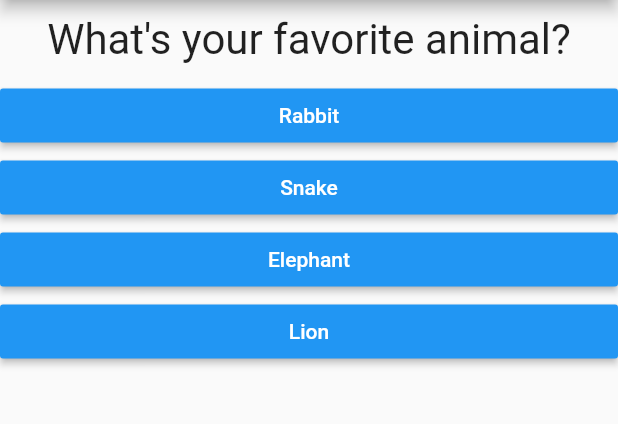
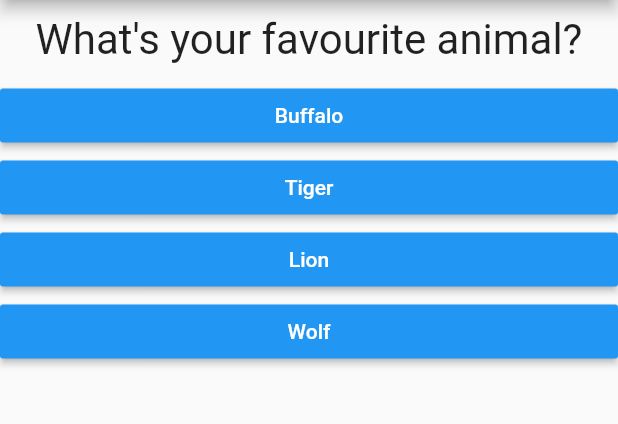
Before and after one commit to shinigamirex888/Quizee, a Flutter app: the screen it shows after launch, after a tap on "Black", on a phone screen of 412 x 824 dp, the part 84-508 px from its top. Run offline on Flutter 3.47's test engine with Material 2 defaults, Android fonts, the phone set to English and light mode, and no system bars.

Commit message:
Score calculation and resetting the quiz

```diff
--- a/lib/main.dart
+++ b/lib/main.dart
@@ -1,9 +1,7 @@
 import 'package:flutter/material.dart';
 
-
- import './quiz.dart';
- import './result.dart';
-
+import './quiz.dart';
+import './result.dart';
 
 // void main() {
 //   runApp(MyApp());
@@ -22,23 +20,48 @@ class MyApp extends StatefulWidget {
 class _MyAppState extends State<MyApp> {
   final _questions = const [
     {
-      'questionText': 'What\'s your favorite color?',
-      'answers': ['Black', 'Red', 'Green', 'White'],
+      'questionText': "What's your favourite color?",
+      'answers': [
+        {"text": "Black", "score": 10},
+        {"text": "Blue", "score": 5},
+        {"text": "Red", "score": 3},
+        {"text": "White", "score": 1},
+      ]
     },
     {
-      'questionText': 'What\'s your favorite animal?',
-      'answers': ['Rabbit', 'Snake', 'Elephant', 'Lion'],
+      'questionText': "What's your favourite animal?",
+      'answers': [
+        {"text": "Buffalo", "score": 10},
+        {"text": "Tiger", "score": 5},
+        {"text": "Lion", "score": 3},
+        {"text": "Wolf", "score": 1},
+      ]
     },
     {
-      'questionText': 'Who\'s your favorite instructor?',
-      'answers': ['Max', 'Max', 'Max', 'Max'],
+      'questionText': "What's your favourite Sport?",
+      'answers': [
+        {"text": "Football", "score": 10},
+        {"text": "Cricket", "score": 5},
+        {"text": "Chess", "score": 3},
+        {"text": "Shooting", "score": 1},
+      ]
     },
   ];
   var _questionIndex = 0;
+  var _totalScore = 0;
 
-  void _answerQuestion() {
+  void _resetQuiz() {
+    setState(() {
+      _questionIndex = 0;
+      _totalScore = 0;
+    });
+  }
+
+
+  void _answerQuestion(int score) {
     // var aBool = true;
     // aBool = false;
+    _totalScore += score;
 
     setState(() {
       _questionIndex = _questionIndex + 1;
@@ -65,11 +88,11 @@ class _MyAppState extends State<MyApp> {
           title: Text('Quizee'),
         ),
         body: _questionIndex < _questions.length
-            ? Quiz(answerQuestion:_answerQuestion,
-            questions: _questions,
-            questionIndex: _questionIndex
-            )
-            :Result() ,
+            ? Quiz(
+                answerQuestion: _answerQuestion,
+                questions: _questions,
+                questionIndex: _questionIndex)
+            : Result(_totalScore,_resetQuiz),
       ),
     );
   }
--- a/lib/quiz.dart
+++ b/lib/quiz.dart
@@ -27,8 +27,8 @@ class Quiz extends StatelessWidget {
         Question(
           questions[questionIndex]['questionText'],
         ),
-        ...(questions[questionIndex]['answers'] as List<String>).map((answer) {
-          return Answer(answerQuestion, answer);
+        ...(questions[questionIndex]['answers'] as List<Map<String,Object>>).map((answer) {
+          return Answer( () =>answerQuestion(answer['score']), answer['text']);
         }).toList()
       ],
     );
```
Also changed, not shown: lib/result.dart (+38 -2 lines).
